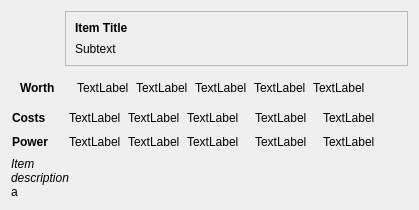
Qt form assets/ui/tooltip.ui (pierce-smith1/aor) before a commit.
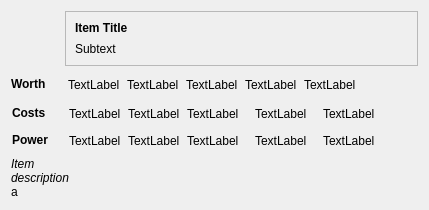
The same form after that commit. Icons and pictures are not drawn.

```diff
--- a/assets/ui/tooltip.ui
+++ b/assets/ui/tooltip.ui
@@ -9,7 +9,7 @@
    <rect>
     <x>0</x>
     <y>0</y>
-    <width>419</width>
+    <width>429</width>
     <height>210</height>
    </rect>
   </property>
@@ -122,6 +122,18 @@
       <property name="spacing">
        <number>0</number>
       </property>
+      <property name="leftMargin">
+       <number>0</number>
+      </property>
+      <property name="topMargin">
+       <number>0</number>
+      </property>
+      <property name="rightMargin">
+       <number>0</number>
+      </property>
+      <property name="bottomMargin">
+       <number>0</number>
+      </property>
       <item>
        <widget class="QLabel" name="worth_text">
         <property name="minimumSize">
```
